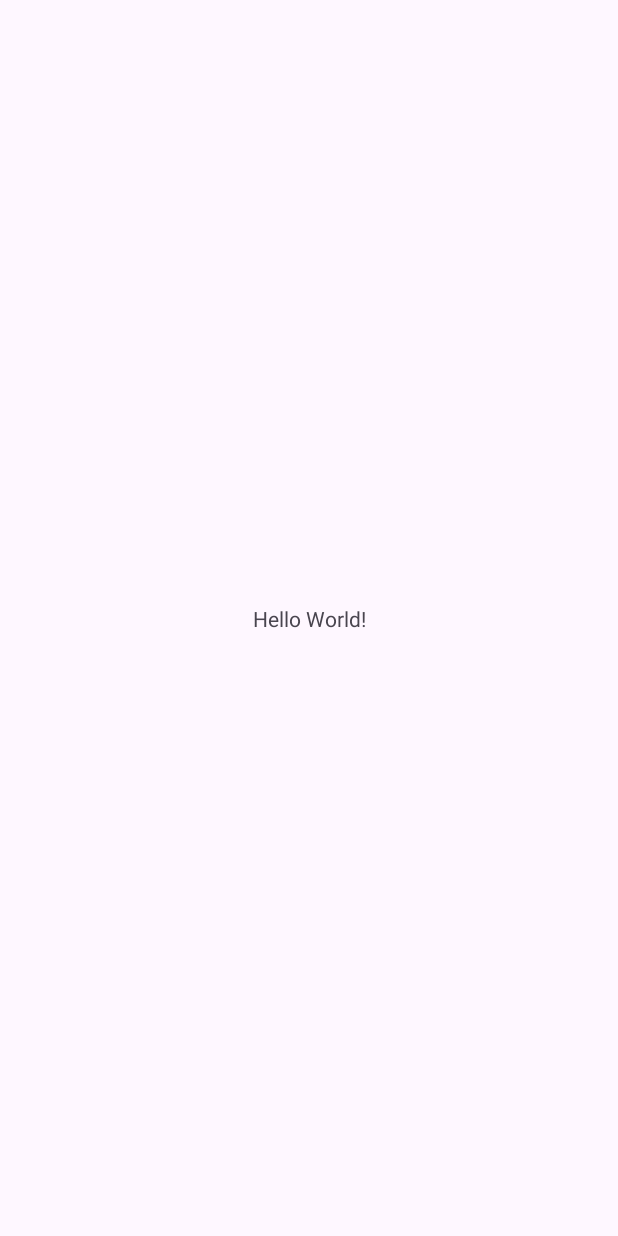
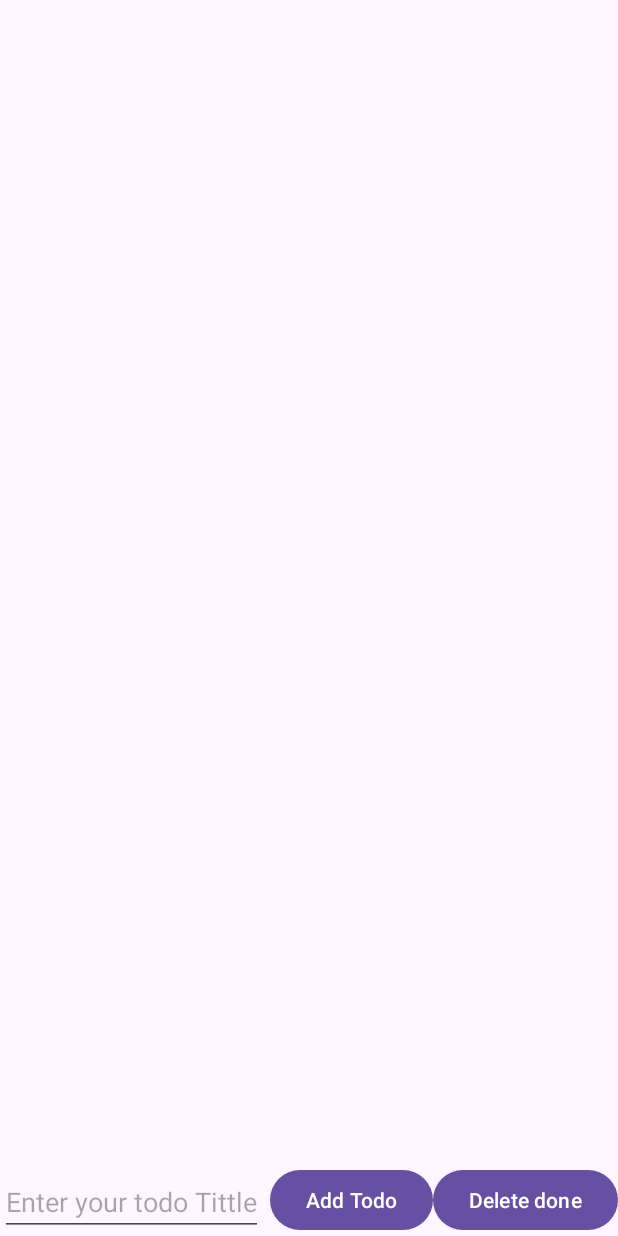
Before and after one commit to Joao-Potes/Todo-List, an Android app: the screen it shows after launch (MainActivity), on a phone screen of 412 x 824 dp. Before the commit the screen is almost empty. Run offline under Robolectric (Android 15) with nearby library versions, the phone set to English and light mode, and no system bars.

Commit message:
Simple Todo list created with comments

```diff
--- a/app/build.gradle.kts
+++ b/app/build.gradle.kts
@@ -1,3 +1,4 @@
+
 plugins {
     alias(libs.plugins.android.application)
     alias(libs.plugins.jetbrains.kotlin.android)
@@ -33,12 +34,15 @@ android {
     kotlinOptions {
         jvmTarget = "1.8"
     }
+
+    viewBinding {
+        enable = true
+    }
 }
 
 dependencies {
 
     implementation(libs.androidx.core.ktx)
-    implementation(libs.androidx.appcompat)
     implementation(libs.material)
     implementation(libs.androidx.activity)
     implementation(libs.androidx.constraintlayout)
--- a/app/src/main/java/com/example/todolist/MainActivity.kt
+++ b/app/src/main/java/com/example/todolist/MainActivity.kt
@@ -1,20 +1,55 @@
 package com.example.todolist
 
 import android.os.Bundle
-import androidx.activity.enableEdgeToEdge
 import androidx.appcompat.app.AppCompatActivity
-import androidx.core.view.ViewCompat
-import androidx.core.view.WindowInsetsCompat
+import androidx.recyclerview.widget.LinearLayoutManager
+import com.example.todolist.databinding.ActivityMainBinding
 
 class MainActivity : AppCompatActivity() {
+    //View binding is used to access the views in the layout file
+    //without having to write findViewById() every time
+    //in the code
+    //so in less words it bind the views in the layout file to the variables in the code
+    private lateinit var binding: ActivityMainBinding
+    private lateinit var todoAdapter: TodoAdapter
+
+    //OnCreate Method is the entry point of the activity
     override fun onCreate(savedInstanceState: Bundle?) {
         super.onCreate(savedInstanceState)
-        enableEdgeToEdge()
-        setContentView(R.layout.activity_main)
-        ViewCompat.setOnApplyWindowInsetsListener(findViewById(R.id.main)) { v, insets ->
-            val systemBars = insets.getInsets(WindowInsetsCompat.Type.systemBars())
-            v.setPadding(systemBars.left, systemBars.top, systemBars.right, systemBars.bottom)
-            insets
+        //Inflate the layout using View Binding
+        binding = ActivityMainBinding.inflate(layoutInflater)
+        setContentView(binding.root)
+
+        //TodoAdapter is used to create the list of todos
+        todoAdapter = TodoAdapter(mutableListOf())
+        //TodoAdapter is set to the RecyclerView rvTodoItems
+        binding.rvTodoItems.adapter = todoAdapter
+        //LinearLayoutManager is used to set the layout of the RecyclerView
+        //to a linear layout
+        //so that the items are displayed in a vertical manner
+        //and not in a horizontal manner
+        binding.rvTodoItems.layoutManager = LinearLayoutManager(this)
+
+        //Add button click listener
+        //This listener is used to add a new todo item to the list
+        //when the user clicks the Add button
+        //and the todo title is not empty
+        //the todo is added to the list
+        //and the todo title is cleared
+        //so that the user can add more todos
+        binding.btnAddTodo.setOnClickListener {
+            val todoTitle = binding.etTodoTittle.text.toString()
+            if (todoTitle.isNotEmpty()) {
+                val todo = Todo(todoTitle)
+                todoAdapter.addTodo(todo)
+                binding.etTodoTittle.text.clear()
+            }
+        }
+        //Delete button click listener
+        //This listener is used to delete all the done todos from the list
+        //when the user clicks the Delete button
+        binding.btnDeleteTodo.setOnClickListener {
+            todoAdapter.deleteDoneTodos()
         }
     }
 }
--- a/app/src/main/res/layout/activity_main.xml
+++ b/app/src/main/res/layout/activity_main.xml
@@ -7,13 +7,42 @@
     android:layout_height="match_parent"
     tools:context=".MainActivity">
 
-    <TextView
-        android:layout_width="wrap_content"
-        android:layout_height="wrap_content"
-        android:text="Hello World!"
-        app:layout_constraintBottom_toBottomOf="parent"
+
+    <androidx.recyclerview.widget.RecyclerView
+        android:id="@+id/rvTodoItems"
+        android:layout_width="409dp"
+        android:layout_height="0dp"
+        app:layout_constraintBottom_toTopOf="@+id/etTodoTittle"
         app:layout_constraintEnd_toEndOf="parent"
         app:layout_constraintStart_toStartOf="parent"
         app:layout_constraintTop_toTopOf="parent" />
 
+    <EditText
+        android:id="@+id/etTodoTittle"
+        android:layout_width="wrap_content"
+        android:layout_height="wrap_content"
+        android:hint="Enter your todo Tittle"
+        app:layout_constraintBottom_toBottomOf="parent"
+        app:layout_constraintStart_toStartOf="parent"/>
+
+    <Button
+        android:id="@+id/btnAddTodo"
+        android:layout_width="wrap_content"
+        android:layout_height="wrap_content"
+        android:text="Add Todo"
+        app:layout_constraintBottom_toBottomOf="parent"
+        app:layout_constraintEnd_toStartOf="@+id/btnDeleteTodo" />
+
+    <Button
+        android:id="@+id/btnDeleteTodo"
+        android:layout_width="wrap_content"
+        android:layout_height="wrap_content"
+        android:text="Delete done"
+        app:layout_constraintBottom_toBottomOf="parent"
+        app:layout_constraintEnd_toEndOf="parent" />
+
+
+
+
+
 </androidx.constraintlayout.widget.ConstraintLayout>
--- a/gradle/libs.versions.toml
+++ b/gradle/libs.versions.toml
@@ -1,5 +1,5 @@
 [versions]
-agp = "8.4.0"
+agp = "8.4.1"
 kotlin = "1.9.0"
 coreKtx = "1.13.1"
 junit = "4.13.2"
```
Also changed, not shown: app/src/main/java/com/example/todolist/Todo.kt (added, +7 -0 lines), app/src/main/java/com/example/todolist/TodoAdapter.kt (added, +81 -0 lines), app/src/main/res/layout/item_todo.xml (added, +28 -0 lines).
